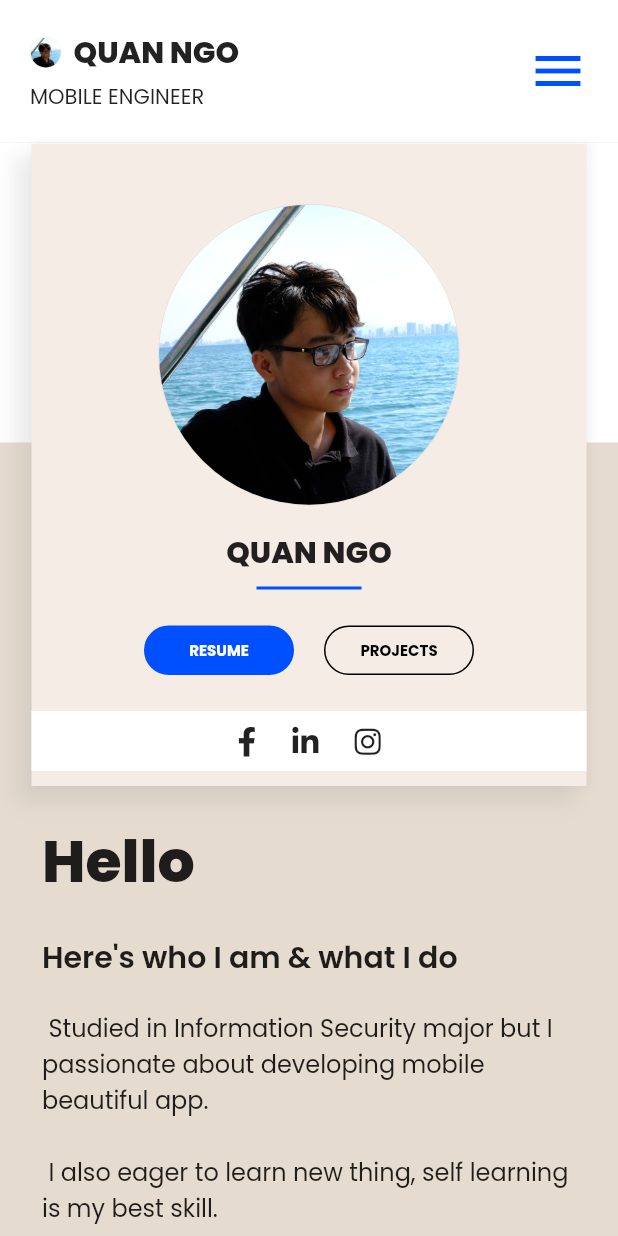
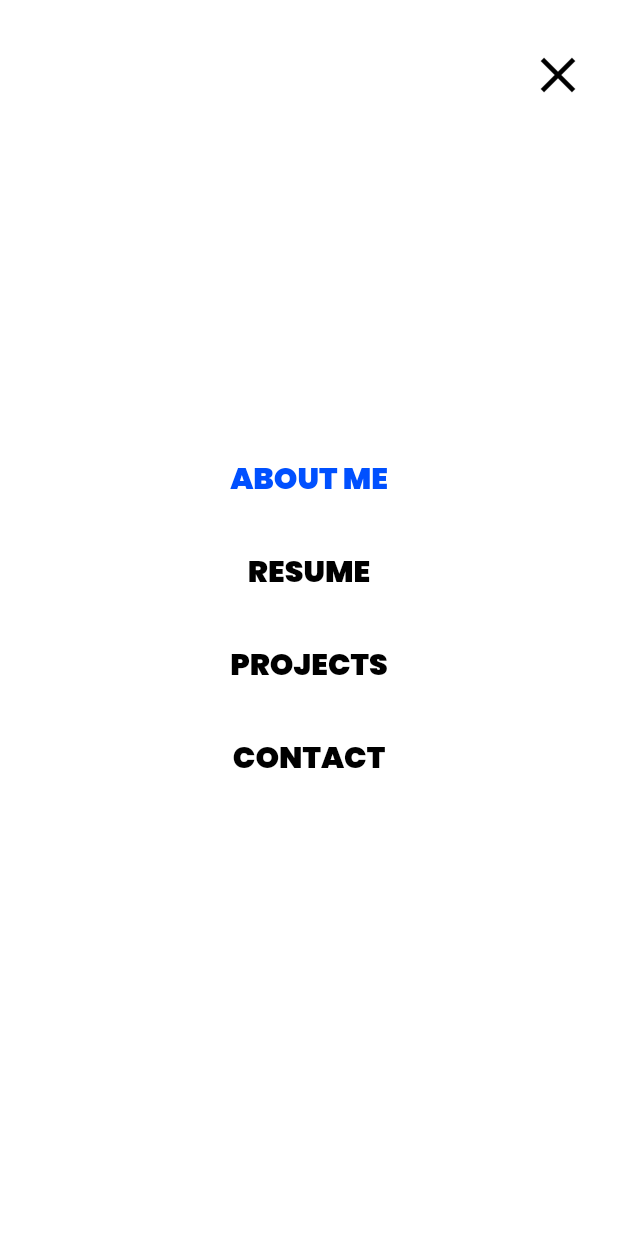
Before and after one commit to quango2304/my_resume, a Flutter app: the screen it shows after launch, after a tap on the "menu" icon, on a phone screen of 412 x 824 dp. Run offline on Flutter 3.47's test engine with Material 2 defaults, Android fonts, the phone set to English and light mode, and no system bars; our stand-ins replace carousel_slider, font_awesome_flutter, google_fonts, page_transition, responsive_builder.

Commit message:
add appbar full screen

```diff
--- a/lib/screens/home_screen/home_screen_mobile.dart
+++ b/lib/screens/home_screen/home_screen_mobile.dart
@@ -11,6 +11,7 @@ import 'package:my_resume/widgets/user_avatar.dart';
 class HomeScreenMobile extends StatelessWidget {
   Widget buildResumeProjectsSection() {
     return Container(
+      color: AppColors.cE6DBCF,
       child: Stack(
         alignment: Alignment.topCenter,
         children: [
@@ -23,7 +24,7 @@ class HomeScreenMobile extends StatelessWidget {
             ],
           ),
           Padding(
-            padding: EdgeInsets.symmetric(horizontal: 20),
+            padding: EdgeInsets.symmetric(horizontal: 20, vertical: 20),
             child: ShadowButton.normal(
               child: Container(
                 color: AppColors.cF5ECE6,
@@ -31,7 +32,7 @@ class HomeScreenMobile extends StatelessWidget {
                 child: Column(
                   crossAxisAlignment: CrossAxisAlignment.center,
                   children: [
-                    40.ver,
+                    20.ver,
                     UserAvatar(
                       size: 200,
                     ),
@@ -80,12 +81,13 @@ class HomeScreenMobile extends StatelessWidget {
   }
 
   Widget buildIntroductionText() {
-    return Padding(
+    return Container(
       padding: EdgeInsets.symmetric(horizontal: 28),
+      color: AppColors.cE6DBCF,
       child: Column(
         crossAxisAlignment: CrossAxisAlignment.start,
         children: [
-          20.ver,
+          10.ver,
           'Hello'.s39w800(),
           20.ver,
           "Here's who I am & what I do".s20w600(),
@@ -100,9 +102,8 @@ class HomeScreenMobile extends StatelessWidget {
 
   @override
   Widget build(BuildContext context) {
-    return SafeArea(
-      child: Scaffold(
-        backgroundColor: AppColors.cE6DBCF,
+    return Scaffold(
+      backgroundColor: Colors.white,
       body: ListView(
         children: [
           AppBarResponsive(),
@@ -111,7 +112,6 @@ class HomeScreenMobile extends StatelessWidget {
           FooterResponsive()
         ],
       ),
-      ),
     );
   }
 }
--- a/lib/screens/home_screen/home_screen_responsive.dart
+++ b/lib/screens/home_screen/home_screen_responsive.dart
@@ -1,11 +1,13 @@
 import 'package:flutter/material.dart';
 import 'package:my_resume/screens/home_screen/home_screen_desktop.dart';
 import 'package:my_resume/screens/home_screen/home_screen_mobile.dart';
+import 'package:my_resume/utils/routing_helper.dart';
 import 'package:responsive_builder/responsive_builder.dart';
 
 class HomeScreenResponsive extends StatelessWidget {
   @override
   Widget build(BuildContext context) {
+    RoutingHelper().init(context);
     return ScreenTypeLayout.builder(
       mobile: (_) => HomeScreenMobile(),
       tablet: (_) => HomeScreenDesktop(),
--- a/lib/utils/routing_helper.dart
+++ b/lib/utils/routing_helper.dart
@@ -5,34 +5,47 @@ import 'package:my_resume/screens/home_screen/home_screen_responsive.dart';
 import 'package:my_resume/screens/projects_screen/projects_screen.dart';
 import 'package:my_resume/screens/resume_screen/resume_screen.dart';
 import 'package:my_resume/widgets/app_bar/app_bar_full_screen.dart';
-import 'package:my_resume/widgets/fade_in_page_route.dart';
-
+import 'package:page_transition/page_transition.dart';
 
 class RoutingPageType {
   late Widget screen;
+
   RoutingPageType.contactScreen() : screen = ContactScreen();
+
   RoutingPageType.homeScreenResponsive() : screen = HomeScreenResponsive();
+
   RoutingPageType.projectsScreen() : screen = ProjectsScreen();
+
   RoutingPageType.resumeScreen() : screen = ResumeScreen();
+
   RoutingPageType.appBarFullScreen() : screen = AppBarFullScreen();
 }
 
-
 class RoutingHelper {
   late BuildContext context;
+
   void init(BuildContext context) {
     this.context = context;
   }
 
   void push(RoutingPageType routingPageType) {
-    Navigator.of(context).push(FadeInPageRoute(builder: (_) => routingPageType.screen));
+    Navigator.of(context).push(PageTransition(
+        type: PageTransitionType.fade,
+        child: routingPageType.screen,
+        duration: Duration(milliseconds: 200),
+        reverseDuration: Duration(milliseconds: 200)));
   }
 
+  void pop<T>({T? result}) {
+    Navigator.of(context).pop<T>(result);
+  }
 
   static RoutingHelper? _instance;
+
   factory RoutingHelper() {
     _instance ??= RoutingHelper._internal();
     return _instance!;
   }
+
   RoutingHelper._internal();
 }
--- a/lib/widgets/app_bar/app_bar_full_screen.dart
+++ b/lib/widgets/app_bar/app_bar_full_screen.dart
@@ -1,7 +1,75 @@
 import 'package:flutter/material.dart';
-import 'package:my_resume/extensions/extensions.dart';class AppBarFullScreen extends StatelessWidget {
+import 'package:font_awesome_flutter/font_awesome_flutter.dart';
+import 'package:my_resume/constants/app_colors.dart';
+import 'package:my_resume/extensions/extensions.dart';
+import 'package:my_resume/utils/routing_helper.dart';
+import 'package:my_resume/widgets/hero_shuttle_builder.dart';
+import 'package:my_resume/widgets/user_avatar.dart';
+
+class AppBarFullScreen extends StatefulWidget {
+  static int currentIndex = 0;
+  @override
+  _AppBarFullScreenState createState() => _AppBarFullScreenState();
+}
+
+class _AppBarFullScreenState extends State<AppBarFullScreen> {
   @override
   Widget build(BuildContext context) {
-    return Container();
+    final items = ['ABOUT ME', 'RESUME', 'PROJECTS', 'CONTACT'];
+    return Scaffold(
+      backgroundColor: Colors.white,
+      body: SafeArea(
+        child: Stack(
+          children: [
+            Container(
+              padding: EdgeInsets.symmetric(horizontal: 20, vertical: 20),
+              height: 100,
+              child: Row(
+                crossAxisAlignment: CrossAxisAlignment.center,
+                children: [
+                  Spacer(),
+                  InkWell(
+                    child: FaIcon(
+                      Icons.close,
+                      size: 40,
+                      color: Colors.black,
+                    ),
+                    onTap: () {
+                      RoutingHelper().pop();
+                    },
+                  )
+                ],
+              ),
+            ),
+            Align(
+              alignment: Alignment.center,
+              child: Column(
+                crossAxisAlignment: CrossAxisAlignment.center,
+                mainAxisAlignment: MainAxisAlignment.center,
+                children: [
+                  ListView.separated(
+                    shrinkWrap: true,
+                    itemBuilder: (_, i) => Center(
+                        child: GestureDetector(
+                      onTap: () {
+                        AppBarFullScreen.currentIndex = i;
+                        setState(() {});
+                      },
+                      child: items[i].s20w900(
+                          style: TextStyle(
+                              color: i == AppBarFullScreen.currentIndex
+                                  ? AppColors.c0050FF
+                                  : Colors.black)),
+                    )),
+                    separatorBuilder: (_, __) => 32.ver,
+                    itemCount: items.length,
+                  )
+                ],
+              ),
+            )
+          ],
+        ),
+      ),
+    );
   }
 }
--- a/lib/widgets/app_bar/app_bar_mobile.dart
+++ b/lib/widgets/app_bar/app_bar_mobile.dart
@@ -2,6 +2,8 @@ import 'package:flutter/material.dart';
 import 'package:font_awesome_flutter/font_awesome_flutter.dart';
 import 'package:my_resume/constants/app_colors.dart';
 import 'package:my_resume/extensions/extensions.dart';
+import 'package:my_resume/utils/routing_helper.dart';
+import 'package:my_resume/widgets/hero_shuttle_builder.dart';
 import 'package:my_resume/widgets/user_avatar.dart';
 
 class AppBarMobile extends StatelessWidget {
@@ -29,7 +31,7 @@ class AppBarMobile extends StatelessWidget {
             ],
           )),
           InkWell(child: FaIcon(Icons.menu, size: 40, color: AppColors.c0050FF,), onTap: () {
-
+            RoutingHelper().push(RoutingPageType.appBarFullScreen());
           },)
         ],
       ),
--- a/pubspec.yaml
+++ b/pubspec.yaml
@@ -33,6 +33,7 @@ dependencies:
   font_awesome_flutter:
   carousel_slider:
   url_launcher:
+  page_transition:
 
 dev_dependencies:
   flutter_test:
```
Also changed, not shown: lib/widgets/fade_in_page_route.dart (deleted, +0 -20 lines), lib/widgets/hero_shuttle_builder.dart (added, +14 -0 lines), pubspec.lock. Lines whose indentation alone changed are shown as unchanged.
